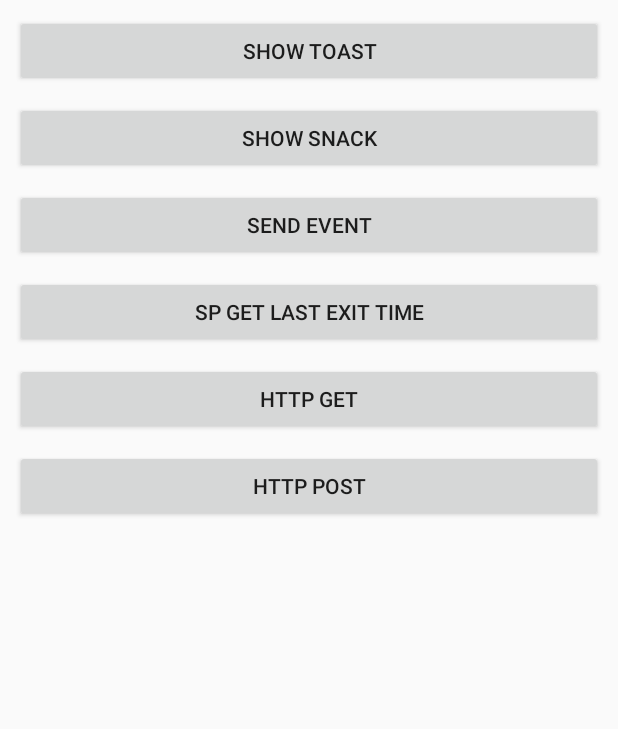
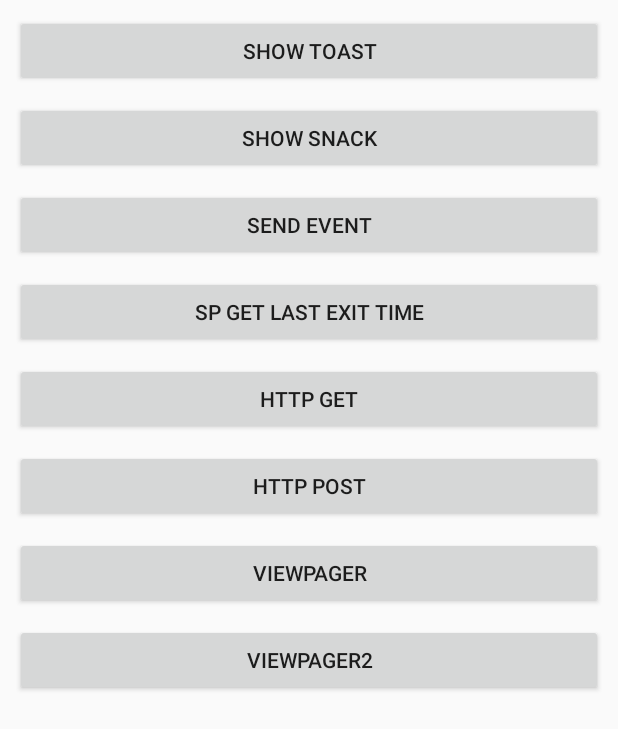
Before and after one commit to Shirupan/Afmin, an Android app: the layout activity_main.xml on its own in the app's theme, with its tools: preview values and no code run, on a phone screen of 412 x 824 dp. Shown: the top 729 px of the screen. Run offline under Robolectric (Android 15) with nearby library versions, the phone set to English and light mode, and no system bars.

Commit message:
添加viewpage2示例

```diff
--- a/MvpLibrary/conf.gradle
+++ b/MvpLibrary/conf.gradle
@@ -33,6 +33,8 @@ ext {
             "cardview"       : "com.android.support:cardview-v7:${version["supportLibraryVersion"]}",
             "constraint-layout"                 : "com.android.support.constraint:constraint-layout:1.1.3",
             "appcompat-x"                 : "androidx.appcompat:appcompat:1.0.2",
+            "viewpager2"                 : "androidx.viewpager2:viewpager2:1.0.0-alpha03",
+
 
             //ImageLoader
             "glide"          : "com.github.bumptech.glide:glide:${version["glideVersion"]}",
--- a/MvpLibrary/example/build.gradle
+++ b/MvpLibrary/example/build.gradle
@@ -44,6 +44,7 @@ dependencies {
     api project(":lib_base")
     annotationProcessor rootProject.ext.dependencies["butterknife-compiler"]//若写在lib工程里注解会无效
 
-//    implementation 'androidx.viewpager2:viewpager2:1.0.0-alpha03'
+
+    api rootProject.ext.dependencies["viewpager2"]
 
 }
--- a/MvpLibrary/example/src/main/AndroidManifest.xml
+++ b/MvpLibrary/example/src/main/AndroidManifest.xml
@@ -22,6 +22,8 @@
             </intent-filter>
         </activity>
 
+        <activity android:name=".Activity.ViewPagerActivity"></activity>
+        <activity android:name=".Activity.ViewPager2Activity"></activity>
     </application>
 
 </manifest>
--- a/MvpLibrary/example/src/main/res/layout/activity_main.xml
+++ b/MvpLibrary/example/src/main/res/layout/activity_main.xml
@@ -63,14 +63,20 @@
         app:layout_constraintRight_toRightOf="parent"
         app:layout_constraintTop_toBottomOf="@+id/btn_main_http_get" />
 
-    <androidx.viewpager.widget.ViewPager
-        android:id="@+id/vp_main"
-        android:layout_width="0dp"
-        android:layout_height="0dp"
+    <Button
+        android:id="@+id/btn_main_viewpager"
+        style="@style/BtnMain"
+        android:text="viewpager"
         app:layout_constraintLeft_toLeftOf="parent"
         app:layout_constraintRight_toRightOf="parent"
-        app:layout_constraintTop_toTopOf="parent"
-        app:layout_constraintBottom_toBottomOf="parent">
+        app:layout_constraintTop_toBottomOf="@+id/btn_main_http_post" />
 
-    </androidx.viewpager.widget.ViewPager>
+    <Button
+        android:id="@+id/btn_main_viewpager2"
+        style="@style/BtnMain"
+        android:text="viewpager2"
+        app:layout_constraintLeft_toLeftOf="parent"
+        app:layout_constraintRight_toRightOf="parent"
+        app:layout_constraintTop_toBottomOf="@+id/btn_main_viewpager" />
+
 </androidx.constraintlayout.widget.ConstraintLayout>
```
Also changed, not shown: MvpLibrary/example/src/main/java/com/example/example/Activity/MainActivity.java (+15 -16 lines), MvpLibrary/example/src/main/java/com/example/example/Activity/ViewPager2Activity.java (added, +50 -0 lines), MvpLibrary/example/src/main/java/com/example/example/Activity/ViewPagerActivity.java (added, +48 -0 lines), MvpLibrary/example/src/main/java/com/example/example/Adpter/ViewPager2Adapter.java (added, +35 -0 lines), MvpLibrary/example/src/main/res/layout/activity_viewpager.xml (added, +19 -0 lines), MvpLibrary/example/src/main/res/layout/activity_viewpager2.xml (added, +19 -0 lines).
